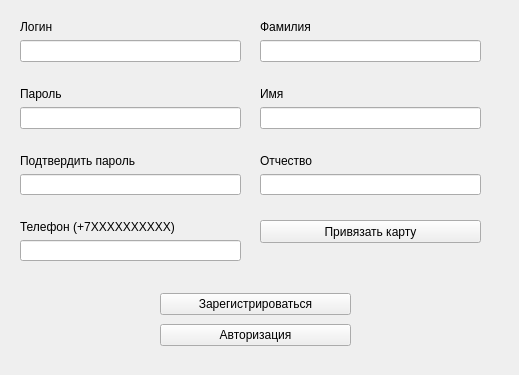
This is registration.ui in Helobaka/QtProject as Qt 5 draws it before an edit. The edited form follows.
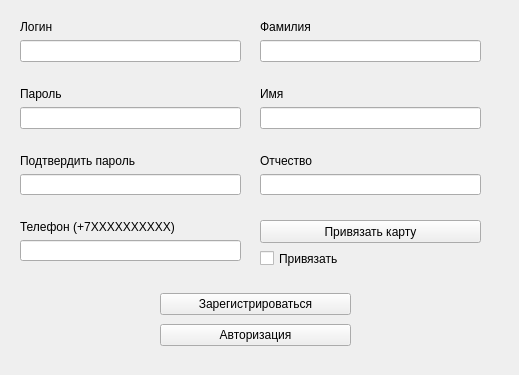
This is the edited form.

```diff
--- a/registration.ui
+++ b/registration.ui
@@ -52,7 +52,7 @@
     <string>Привязать карту</string>
    </property>
   </widget>
-  <widget class="QWidget" name="">
+  <widget class="QWidget" name="layoutWidget">
    <property name="geometry">
     <rect>
      <x>20</x>
@@ -151,7 +151,7 @@
     </item>
    </layout>
   </widget>
-  <widget class="QWidget" name="">
+  <widget class="QWidget" name="layoutWidget">
    <property name="geometry">
     <rect>
      <x>260</x>
@@ -250,7 +250,7 @@
     </item>
    </layout>
   </widget>
-  <widget class="QWidget" name="">
+  <widget class="QWidget" name="layoutWidget">
    <property name="geometry">
     <rect>
      <x>20</x>
@@ -287,6 +287,32 @@
     </item>
    </layout>
   </widget>
+  <widget class="QCheckBox" name="checkCard">
+   <property name="geometry">
+    <rect>
+     <x>260</x>
+     <y>250</y>
+     <width>81</width>
+     <height>17</height>
+    </rect>
+   </property>
+   <property name="text">
+    <string>Привязать</string>
+   </property>
+  </widget>
+  <widget class="QLabel" name="CardNumber">
+   <property name="geometry">
+    <rect>
+     <x>340</x>
+     <y>250</y>
+     <width>141</width>
+     <height>16</height>
+    </rect>
+   </property>
+   <property name="text">
+    <string/>
+   </property>
+  </widget>
  </widget>
  <resources/>
  <connections/>
```
